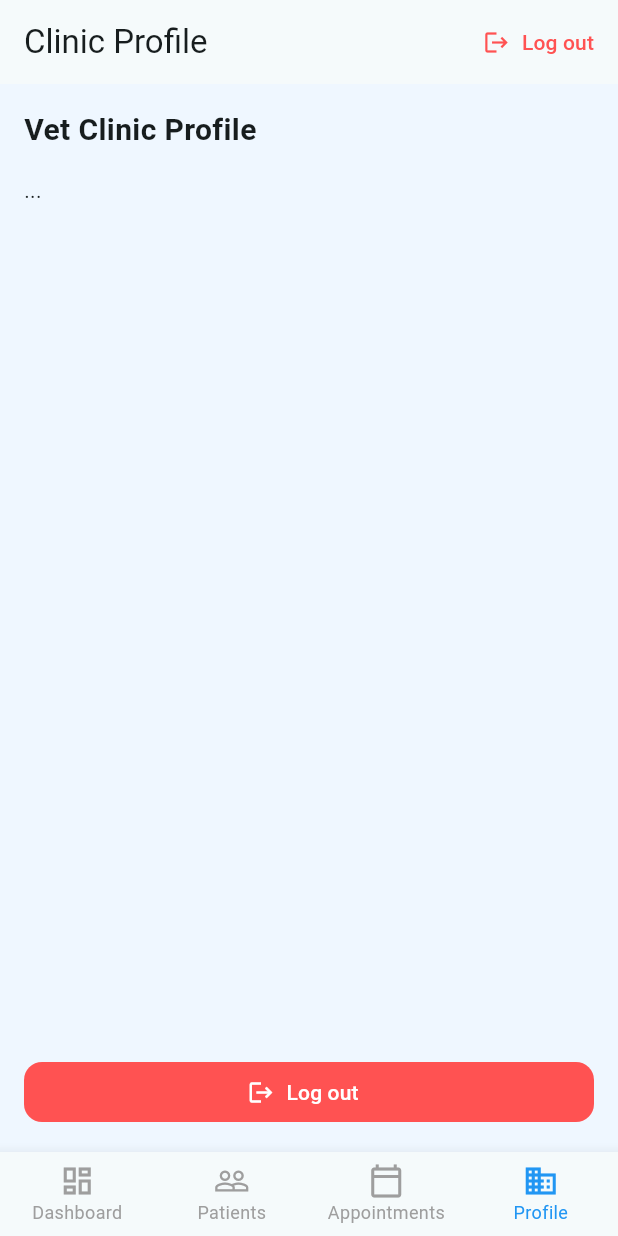
After one commit to MirulFikri/MAD-Project, a Flutter app: the ClinicNavigation screen opened by its route, item 4 of the bottom bar chosen, on a phone screen of 412 x 824 dp. The commit adds this screen. Run offline on Flutter 3.47's test engine with Material 3 defaults, Android fonts, the light colour scheme and no system bars.

Commit message:
add clinic and owner navigation screens with profile management

```diff
--- /dev/null
+++ b/lib/bottom_navigation/clinic_navigation.dart
@@ -0,0 +1,110 @@
+import 'package:flutter/material.dart';
+import 'package:petcare_app/profile_creen/clinic_profile.dart';
+
+class ClinicNavigation extends StatefulWidget {
+  const ClinicNavigation({super.key});
+
+  @override
+  State<ClinicNavigation> createState() => _ClinicNavigationState();
+}
+
+class _ClinicNavigationState extends State<ClinicNavigation> {
+  int _currentIndex = 0;
+
+  final List<Widget> _screens = [
+    const ClinicHomeScreen(),
+    const PatientsScreen(),
+    const ClinicAppointmentsScreen(),
+    const ClinicProfile(),
+  ];
+
+  @override
+  Widget build(BuildContext context) {
+    return WillPopScope(
+      onWillPop: () async => false,
+      child: Scaffold(
+        body: _screens[_currentIndex],
+        bottomNavigationBar: BottomNavigationBar(
+          currentIndex: _currentIndex,
+          onTap: (index) => setState(() => _currentIndex = index),
+          type: BottomNavigationBarType.fixed,
+          selectedItemColor: Colors.blue,
+          unselectedItemColor: Colors.grey,
+          selectedFontSize: 12,
+          unselectedFontSize: 12,
+          items: const [
+            BottomNavigationBarItem(
+              icon: Icon(Icons.dashboard_outlined),
+              activeIcon: Icon(Icons.dashboard),
+              label: 'Dashboard',
+            ),
+            BottomNavigationBarItem(
+              icon: Icon(Icons.people_outline),
+              activeIcon: Icon(Icons.people),
+              label: 'Patients',
+            ),
+            BottomNavigationBarItem(
+              icon: Icon(Icons.calendar_today_outlined),
+              activeIcon: Icon(Icons.calendar_today),
+              label: 'Appointments',
+            ),
+            BottomNavigationBarItem(
+              icon: Icon(Icons.business_outlined),
+              activeIcon: Icon(Icons.business),
+              label: 'Profile',
+            ),
+          ],
+        ),
+      )
+    );
+  }
+}
+
+// Placeholder screens - create these files later
+class ClinicHomeScreen extends StatelessWidget {
+  const ClinicHomeScreen({super.key});
+
+  @override
+  Widget build(BuildContext context) {
+    return Scaffold(
+      appBar: AppBar(automaticallyImplyLeading: false, title: const Text('Dashboard')),
+      body: const Center(child: Text('Clinic Dashboard Screen')),
+    );
+  }
+}
+
+class PatientsScreen extends StatelessWidget {
+  const PatientsScreen({super.key});
+
+  @override
+  Widget build(BuildContext context) {
+    return Scaffold(
+      appBar: AppBar(automaticallyImplyLeading: false, title: const Text('Patients')),
+      body: const Center(child: Text('Patients Screen')),
+    );
+  }
+}
+
+class ClinicAppointmentsScreen extends StatelessWidget {
+  const ClinicAppointmentsScreen({super.key});
+
+  @override
+  Widget build(BuildContext context) {
+    return Scaffold(
+      appBar: AppBar(automaticallyImplyLeading: false, title: const Text('Appointments')),
+      body: const Center(child: Text('Clinic Appointments Screen')),
+    );
+  }
+}
+
+class ClinicProfileScreen extends StatelessWidget {
+  const ClinicProfileScreen({super.key});
+
+  @override
+  Widget build(BuildContext context) {
+    return Scaffold(
+      appBar: AppBar(automaticallyImplyLeading: false, title: const Text('Clinic Profile')),
+      body: const Center(child: Text('Clinic Profile Screen')),
+    );
+  }
+}
--- a/lib/main.dart
+++ b/lib/main.dart
@@ -1,6 +1,8 @@
 import 'package:flutter/material.dart';
 import 'package:petcare_app/create_account/signup_screen.dart';
 import 'package:petcare_app/login/login_screen.dart';
+import 'package:petcare_app/bottom_navigation/owner_navigation.dart';
+import 'package:petcare_app/bottom_navigation/clinic_navigation.dart';
 
 void main() {
   runApp(const MyApp());
@@ -23,6 +25,8 @@ class MyApp extends StatelessWidget {
       routes: {
         '/login': (context) => const LoginScreen(),
         '/signup': (context) => const SignupScreen(),
+        '/owner_home': (context) => const OwnerNavigation(),
+        '/clinic_home': (context) => const ClinicNavigation(),
       },
     );
   }
--- /dev/null
+++ b/lib/profile_creen/clinic_profile.dart
@@ -0,0 +1,55 @@
+import 'package:flutter/material.dart';
+
+class ClinicProfile extends StatelessWidget {
+	const ClinicProfile({super.key});
+
+	@override
+	Widget build(BuildContext context) {
+		return Scaffold(
+			appBar: AppBar(
+				title: const Text('Clinic Profile'),
+				automaticallyImplyLeading: false,
+				actions: [
+					TextButton.icon(
+						onPressed: () {
+							Navigator.pushNamedAndRemoveUntil(context, '/login', (route) => false);
+						},
+						icon: const Icon(Icons.logout, color: Colors.redAccent),
+						label: const Text('Log out', style: TextStyle(color: Colors.redAccent)),
+					),
+				],
+			),
+			body: Padding(
+				padding: const EdgeInsets.all(16),
+				child: Column(
+					crossAxisAlignment: CrossAxisAlignment.start,
+					children: [
+						const Text(
+							'Vet Clinic Profile',
+							style: TextStyle(fontSize: 20, fontWeight: FontWeight.w700),
+						),
+						const SizedBox(height: 16),
+						const Text('...'),
+						const Spacer(),
+						SizedBox(
+							width: double.infinity,
+							child: ElevatedButton.icon(
+								style: ElevatedButton.styleFrom(
+									backgroundColor: Colors.redAccent,
+									foregroundColor: Colors.white,
+									elevation: 0,
+									shape: RoundedRectangleBorder(borderRadius: BorderRadius.circular(12)),
+								),
+								onPressed: () {
+									Navigator.pushNamedAndRemoveUntil(context, '/login', (route) => false);
+								},
+								icon: const Icon(Icons.logout),
+								label: const Text('Log out'),
+							),
+						),
+					],
+				),
+			),
+		);
+	}
+}
```
Also changed, not shown: lib/bottom_navigation/owner_navigation.dart (added, +129 -0 lines), lib/login/login_screen.dart (+17 -1 lines), lib/profile_creen/owner_profile.dart (added, +46 -0 lines).
